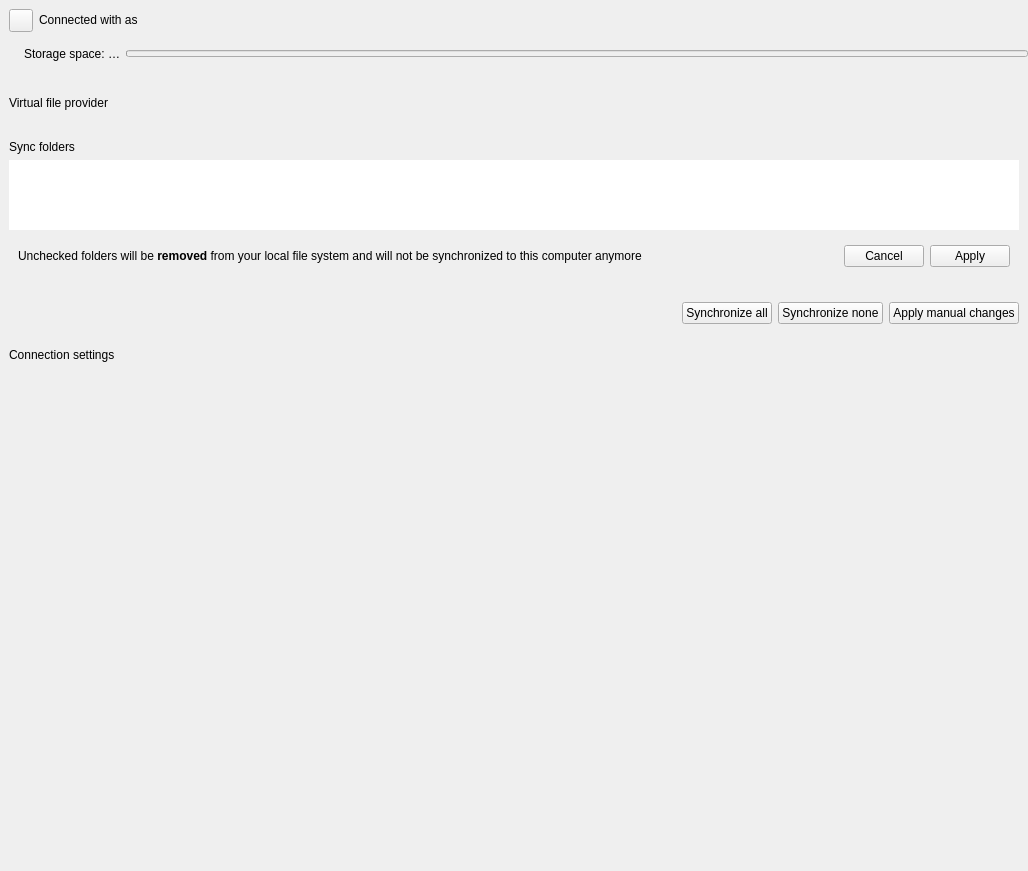
This is src/gui/accountsettings.ui in nextcloud/desktop as Qt 5 draws it before an edit. The edited form follows.
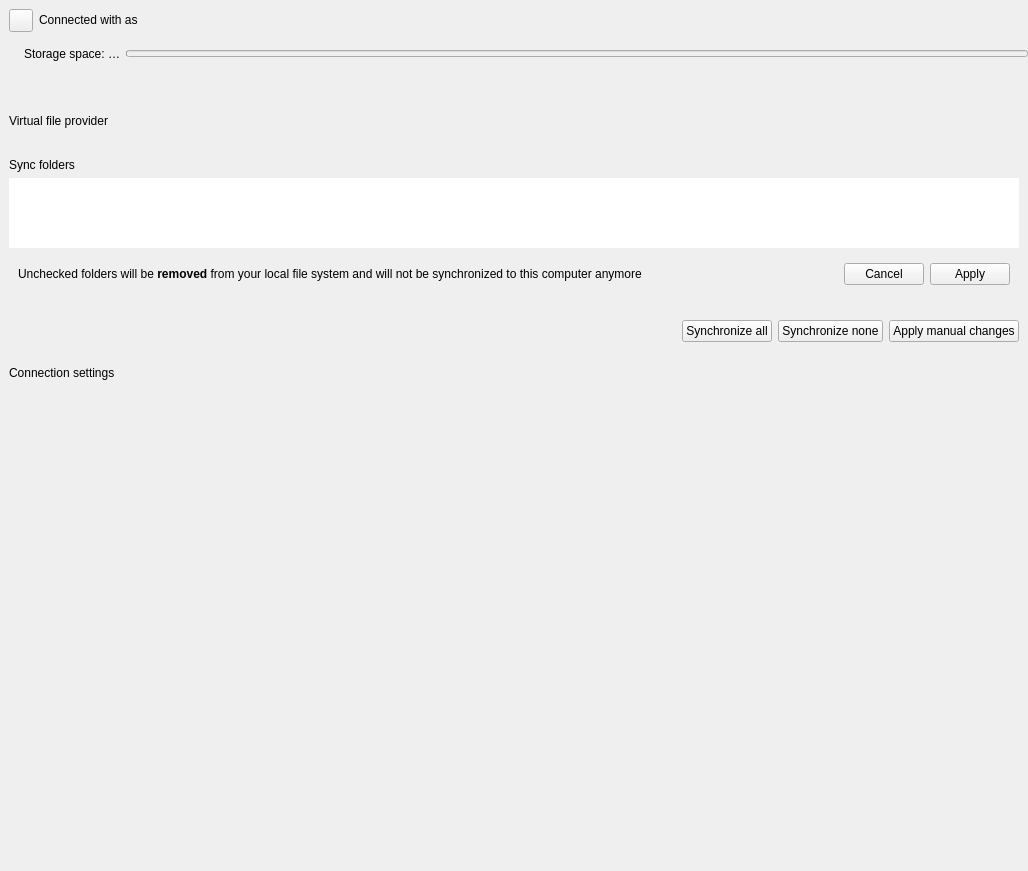
This is the edited form. Custom widgets are drawn as their Qt base class.

Commit message: Fix E2E content padding in account settings

The edit to the form file:
```diff
--- a/src/gui/accountsettings.ui
+++ b/src/gui/accountsettings.ui
@@ -158,32 +158,8 @@
       <item>
        <widget class="QWidget" name="encryptionMessage" native="true">
         <layout class="QVBoxLayout" name="encryptionMessageLayout">
-         <property name="leftMargin">
-          <number>0</number>
-         </property>
-         <property name="topMargin">
-          <number>0</number>
-         </property>
-         <property name="rightMargin">
-          <number>0</number>
-         </property>
-         <property name="bottomMargin">
-          <number>0</number>
-         </property>
          <item>
           <layout class="QHBoxLayout" name="encryptionMessageHeaderLayout">
-           <property name="leftMargin">
-            <number>0</number>
-           </property>
-           <property name="topMargin">
-            <number>0</number>
-           </property>
-           <property name="rightMargin">
-            <number>0</number>
-           </property>
-           <property name="bottomMargin">
-            <number>0</number>
-           </property>
            <item>
             <widget class="QLabel" name="encryptionMessageIcon">
              <property name="sizePolicy">
```
